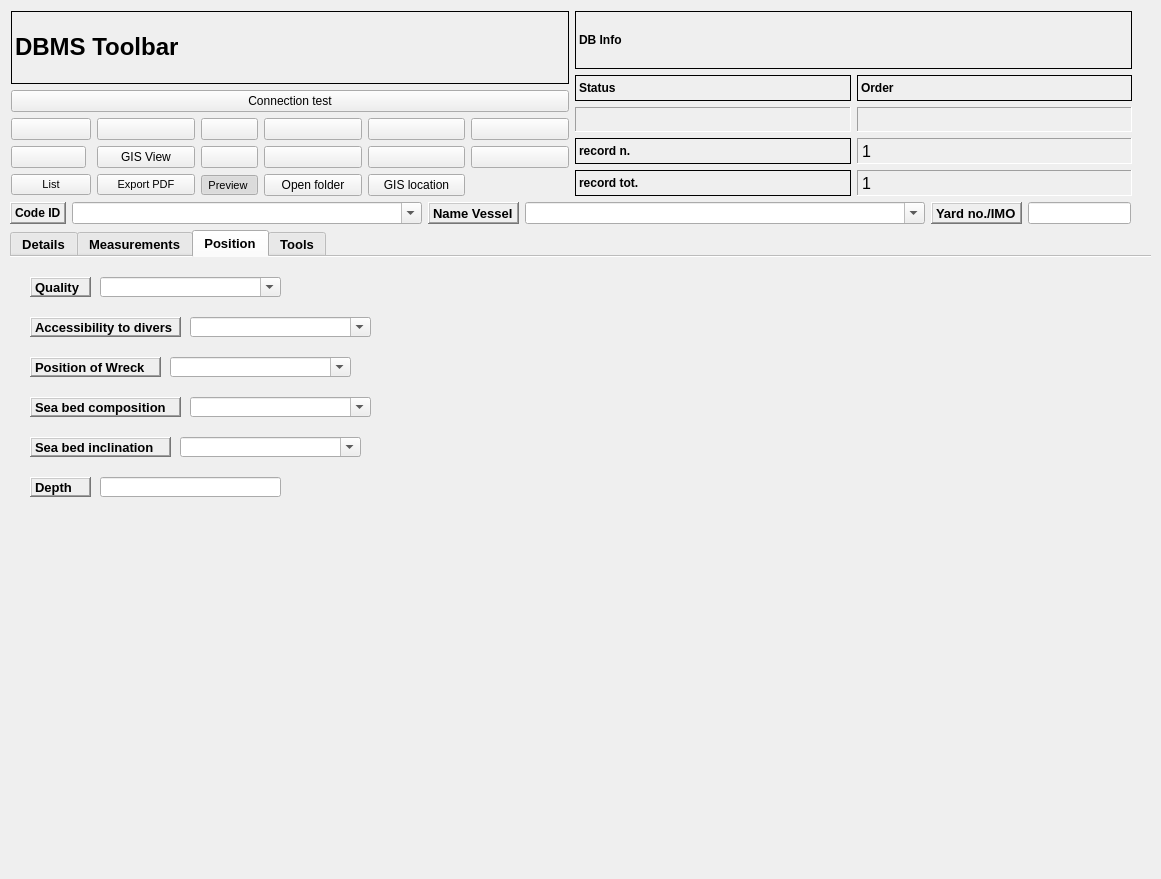
Old version of the form gui/ui/hff_system__SHIPWRECK_ui.ui in the repository enzococca/HFF.
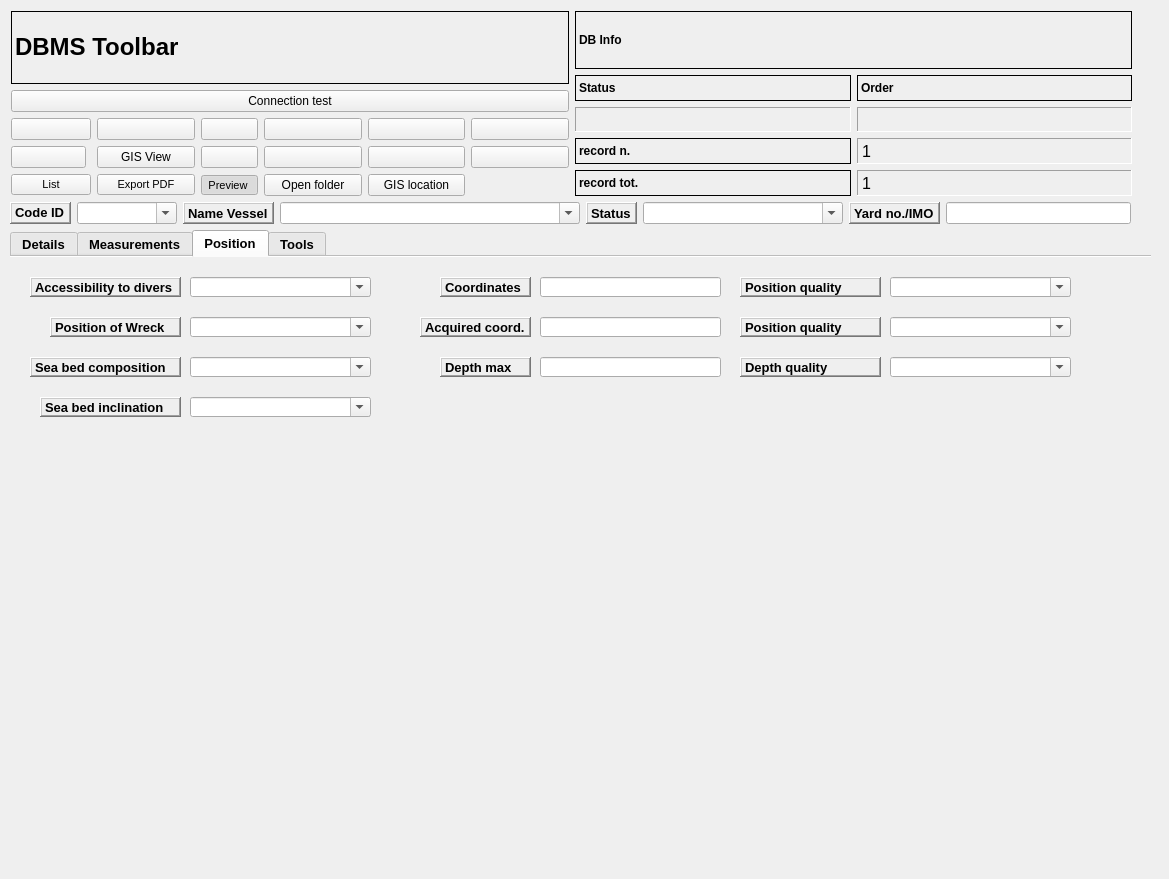
New version of the form. The open tabs and pages were chosen to show the change. Icons and pictures are not drawn. Custom widgets are drawn as their Qt base class.

What changed in the file:
```diff
--- a/gui/ui/hff_system__SHIPWRECK_ui.ui
+++ b/gui/ui/hff_system__SHIPWRECK_ui.ui
@@ -10,7 +10,7 @@
    <rect>
     <x>0</x>
     <y>0</y>
-    <width>1161</width>
+    <width>1169</width>
     <height>879</height>
    </rect>
   </property>
@@ -1373,81 +1373,11 @@
     <attribute name="title">
      <string>Position</string>
     </attribute>
-    <widget class="QComboBox" name="comboBox_quality">
-     <property name="geometry">
-      <rect>
-       <x>90</x>
-       <y>20</y>
-       <width>181</width>
-       <height>20</height>
-      </rect>
-     </property>
-     <property name="minimumSize">
-      <size>
-       <width>150</width>
-       <height>0</height>
-      </size>
-     </property>
-     <property name="editable">
-      <bool>true</bool>
-     </property>
-     <item>
-      <property name="text">
-       <string/>
-      </property>
-     </item>
-     <item>
-      <property name="text">
-       <string>Precise</string>
-      </property>
-     </item>
-     <item>
-      <property name="text">
-       <string>Approximate</string>
-      </property>
-     </item>
-     <item>
-      <property name="text">
-       <string>Bad (&gt;1km)</string>
-      </property>
-     </item>
-     <item>
-      <property name="text">
-       <string>Unreliable </string>
-      </property>
-     </item>
-    </widget>
-    <widget class="QLabel" name="label_49">
-     <property name="geometry">
-      <rect>
-       <x>20</x>
-       <y>20</y>
-       <width>61</width>
-       <height>20</height>
-      </rect>
-     </property>
-     <property name="font">
-      <font>
-       <pointsize>10</pointsize>
-       <weight>75</weight>
-       <bold>true</bold>
-      </font>
-     </property>
-     <property name="frameShape">
-      <enum>QFrame::WinPanel</enum>
-     </property>
-     <property name="frameShadow">
-      <enum>QFrame::Raised</enum>
-     </property>
-     <property name="text">
-      <string>Quality</string>
-     </property>
-    </widget>
     <widget class="QComboBox" name="comboBox_divers">
      <property name="geometry">
       <rect>
        <x>180</x>
-       <y>60</y>
+       <y>20</y>
        <width>181</width>
        <height>20</height>
       </rect>
@@ -1486,7 +1416,7 @@
      <property name="geometry">
       <rect>
        <x>20</x>
-       <y>60</y>
+       <y>20</y>
        <width>151</width>
        <height>20</height>
       </rect>
@@ -1511,8 +1441,8 @@
     <widget class="QComboBox" name="comboBox_wreck">
      <property name="geometry">
       <rect>
-       <x>160</x>
-       <y>100</y>
+       <x>180</x>
+       <y>60</y>
        <width>181</width>
        <height>20</height>
       </rect>
@@ -1570,8 +1500,8 @@
     <widget class="QLabel" name="label_61">
      <property name="geometry">
       <rect>
-       <x>20</x>
-       <y>100</y>
+       <x>40</x>
+       <y>60</y>
        <width>131</width>
        <height>20</height>
       </rect>
@@ -1597,7 +1527,7 @@
      <property name="geometry">
       <rect>
        <x>180</x>
-       <y>140</y>
+       <y>100</y>
        <width>181</width>
        <height>20</height>
       </rect>
@@ -1616,7 +1546,7 @@
      <property name="geometry">
       <rect>
        <x>20</x>
-       <y>140</y>
+       <y>100</y>
        <width>151</width>
        <height>20</height>
       </rect>
@@ -1641,8 +1571,8 @@
     <widget class="QComboBox" name="comboBox_inclination">
      <property name="geometry">
       <rect>
-       <x>170</x>
-       <y>180</y>
+       <x>180</x>
+       <y>140</y>
        <width>181</width>
        <height>20</height>
       </rect>
@@ -1680,8 +1610,8 @@
     <widget class="QLabel" name="label_63">
      <property name="geometry">
       <rect>
-       <x>20</x>
-       <y>180</y>
+       <x>30</x>
+       <y>140</y>
        <width>141</width>
        <height>20</height>
       </rect>
@@ -1706,9 +1636,9 @@
     <widget class="QLabel" name="label_30">
      <property name="geometry">
       <rect>
-       <x>20</x>
-       <y>220</y>
-       <width>61</width>
+       <x>430</x>
+       <y>100</y>
+       <width>91</width>
        <height>20</height>
       </rect>
      </property>
@@ -1726,14 +1656,14 @@
       <enum>QFrame::Raised</enum>
      </property>
      <property name="text">
-      <string>Depth</string>
+      <string>Depth max</string>
      </property>
     </widget>
     <widget class="QLineEdit" name="lineEdit_depth">
      <property name="geometry">
       <rect>
-       <x>90</x>
-       <y>220</y>
+       <x>530</x>
+       <y>100</y>
        <width>181</width>
        <height>20</height>
       </rect>
@@ -1742,6 +1672,279 @@
       <string/>
      </property>
     </widget>
+    <widget class="QLineEdit" name="lineEdit_coordinates">
+     <property name="geometry">
+      <rect>
+       <x>530</x>
+       <y>20</y>
+       <width>181</width>
+       <height>20</height>
+      </rect>
+     </property>
+     <property name="text">
+      <string/>
+     </property>
+    </widget>
+    <widget class="QLabel" name="label_40">
+     <property name="geometry">
+      <rect>
+       <x>430</x>
+       <y>20</y>
+       <width>91</width>
+       <height>20</height>
+      </rect>
+     </property>
+     <property name="font">
+      <font>
+       <pointsize>10</pointsize>
+       <weight>75</weight>
+       <bold>true</bold>
+      </font>
+     </property>
+     <property name="frameShape">
+      <enum>QFrame::WinPanel</enum>
+     </property>
+     <property name="frameShadow">
+      <enum>QFrame::Raised</enum>
+     </property>
+     <property name="text">
+      <string>Coordinates</string>
+     </property>
+    </widget>
+    <widget class="QLabel" name="label_41">
+     <property name="geometry">
+      <rect>
+       <x>410</x>
+       <y>60</y>
+       <width>111</width>
+       <height>20</height>
+      </rect>
+     </property>
+     <property name="font">
+      <font>
+       <pointsize>10</pointsize>
+       <weight>75</weight>
+       <bold>true</bold>
+      </font>
+     </property>
+     <property name="frameShape">
+      <enum>QFrame::WinPanel</enum>
+     </property>
+     <property name="frameShadow">
+      <enum>QFrame::Raised</enum>
+     </property>
+     <property name="text">
+      <string>Acquired coord.</string>
+     </property>
+    </widget>
+    <widget class="QComboBox" name="comboBox_quality_coordinates">
+     <property name="geometry">
+      <rect>
+       <x>880</x>
+       <y>20</y>
+       <width>181</width>
+       <height>20</height>
+      </rect>
+     </property>
+     <property name="minimumSize">
+      <size>
+       <width>150</width>
+       <height>0</height>
+      </size>
+     </property>
+     <property name="editable">
+      <bool>true</bool>
+     </property>
+     <item>
+      <property name="text">
+       <string/>
+      </property>
+     </item>
+     <item>
+      <property name="text">
+       <string>Flat</string>
+      </property>
+     </item>
+     <item>
+      <property name="text">
+       <string>Sloping</string>
+      </property>
+     </item>
+     <item>
+      <property name="text">
+       <string>Inconsistent</string>
+      </property>
+     </item>
+    </widget>
+    <widget class="QLabel" name="label_65">
+     <property name="geometry">
+      <rect>
+       <x>730</x>
+       <y>20</y>
+       <width>141</width>
+       <height>20</height>
+      </rect>
+     </property>
+     <property name="font">
+      <font>
+       <pointsize>10</pointsize>
+       <weight>75</weight>
+       <bold>true</bold>
+      </font>
+     </property>
+     <property name="frameShape">
+      <enum>QFrame::WinPanel</enum>
+     </property>
+     <property name="frameShadow">
+      <enum>QFrame::Raised</enum>
+     </property>
+     <property name="text">
+      <string>Position quality</string>
+     </property>
+    </widget>
+    <widget class="QLineEdit" name="lineEdit_acquired_coordinates">
+     <property name="geometry">
+      <rect>
+       <x>530</x>
+       <y>60</y>
+       <width>181</width>
+       <height>20</height>
+      </rect>
+     </property>
+     <property name="text">
+      <string/>
+     </property>
+    </widget>
+    <widget class="QLabel" name="label_66">
+     <property name="geometry">
+      <rect>
+       <x>730</x>
+       <y>60</y>
+       <width>141</width>
+       <height>20</height>
+      </rect>
+     </property>
+     <property name="font">
+      <font>
+       <pointsize>10</pointsize>
+       <weight>75</weight>
+       <bold>true</bold>
+      </font>
+     </property>
+     <property name="frameShape">
+      <enum>QFrame::WinPanel</enum>
+     </property>
+     <property name="frameShadow">
+      <enum>QFrame::Raised</enum>
+     </property>
+     <property name="text">
+      <string>Position quality</string>
+     </property>
+    </widget>
+    <widget class="QComboBox" name="comboBox_quality_acquired_coordinates">
+     <property name="geometry">
+      <rect>
+       <x>880</x>
+       <y>60</y>
+       <width>181</width>
+       <height>20</height>
+      </rect>
+     </property>
+     <property name="minimumSize">
+      <size>
+       <width>150</width>
+       <height>0</height>
+      </size>
+     </property>
+     <property name="editable">
+      <bool>true</bool>
+     </property>
+     <item>
+      <property name="text">
+       <string/>
+      </property>
+     </item>
+     <item>
+      <property name="text">
+       <string>Flat</string>
+      </property>
+     </item>
+     <item>
+      <property name="text">
+       <string>Sloping</string>
+      </property>
+     </item>
+     <item>
+      <property name="text">
+       <string>Inconsistent</string>
+      </property>
+     </item>
+    </widget>
+    <widget class="QComboBox" name="comboBox_quality_depth">
+     <property name="geometry">
+      <rect>
+       <x>880</x>
+       <y>100</y>
+       <width>181</width>
+       <height>20</height>
+      </rect>
+     </property>
+     <property name="minimumSize">
+      <size>
+       <width>150</width>
+       <height>0</height>
+      </size>
+     </property>
+     <property name="editable">
+      <bool>true</bool>
+     </property>
+     <item>
+      <property name="text">
+       <string/>
+      </property>
+     </item>
+     <item>
+      <property name="text">
+       <string>Flat</string>
+      </property>
+     </item>
+     <item>
+      <property name="text">
+       <string>Sloping</string>
+      </property>
+     </item>
+     <item>
+      <property name="text">
+       <string>Inconsistent</string>
+      </property>
+     </item>
+    </widget>
+    <widget class="QLabel" name="label_67">
+     <property name="geometry">
+      <rect>
+       <x>730</x>
+       <y>100</y>
+       <width>141</width>
+       <height>20</height>
+      </rect>
+     </property>
+     <property name="font">
+      <font>
+       <pointsize>10</pointsize>
+       <weight>75</weight>
+       <bold>true</bold>
+      </font>
+     </property>
+     <property name="frameShape">
+      <enum>QFrame::WinPanel</enum>
+     </property>
+     <property name="frameShadow">
+      <enum>QFrame::Raised</enum>
+     </property>
+     <property name="text">
+      <string>Depth quality</string>
+     </property>
+    </widget>
    </widget>
    <widget class="QWidget" name="tabWidgetPage3">
     <attribute name="title">
@@ -2654,11 +2857,14 @@
     </rect>
    </property>
    <layout class="QGridLayout" name="gridLayout_6">
+    <item row="0" column="9">
+     <widget class="QLineEdit" name="lineEdit_yard"/>
+    </item>
     <item row="0" column="5">
      <widget class="QComboBox" name="comboBox_name_vessel">
       <property name="minimumSize">
        <size>
-        <width>400</width>
+        <width>300</width>
         <height>0</height>
        </size>
       </property>
@@ -2681,6 +2887,13 @@
         <height>16777215</height>
        </size>
       </property>
+      <property name="font">
+       <font>
+        <pointsize>10</pointsize>
+        <weight>75</weight>
+        <bold>true</bold>
+       </font>
+      </property>
       <property name="frameShape">
        <enum>QFrame::WinPanel</enum>
       </property>
@@ -2692,11 +2905,31 @@
       </property>
      </widget>
     </item>
+    <item row="0" column="8">
+     <widget class="QLabel" name="label_11">
+      <property name="font">
+       <font>
+        <pointsize>10</pointsize>
+        <weight>75</weight>
+        <bold>true</bold>
+       </font>
+      </property>
+      <property name="frameShape">
+       <enum>QFrame::WinPanel</enum>
+      </property>
+      <property name="frameShadow">
+       <enum>QFrame::Raised</enum>
+      </property>
+      <property name="text">
+       <string>Yard no./IMO</string>
+      </property>
+     </widget>
+    </item>
     <item row="0" column="3">
      <widget class="QComboBox" name="comboBox_code">
       <property name="minimumSize">
        <size>
-        <width>350</width>
+        <width>100</width>
         <height>0</height>
        </size>
       </property>
@@ -2726,10 +2959,20 @@
      </widget>
     </item>
     <item row="0" column="7">
-     <widget class="QLineEdit" name="lineEdit_yard"/>
+     <widget class="QComboBox" name="comboBox_status">
+      <property name="minimumSize">
+       <size>
+        <width>200</width>
+        <height>0</height>
+       </size>
+      </property>
+      <property name="editable">
+       <bool>true</bool>
+      </property>
+     </widget>
     </item>
     <item row="0" column="6">
-     <widget class="QLabel" name="label_11">
+     <widget class="QLabel" name="label">
       <property name="font">
        <font>
         <pointsize>10</pointsize>
@@ -2744,7 +2987,7 @@
        <enum>QFrame::Raised</enum>
       </property>
       <property name="text">
-       <string>Yard no./IMO</string>
+       <string>Status</string>
       </property>
      </widget>
     </item>
```
Left out of the diff: 87 changed lines with no effect on the pictures.
